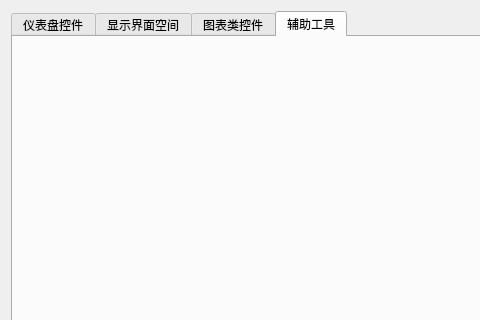
Qt form Exmaple/examplewidget.ui (kevinlq/LQFramKit) before a commit; both pictures show x 0 to 480 and y 0 to 320 of the 656 by 578 pixel window.
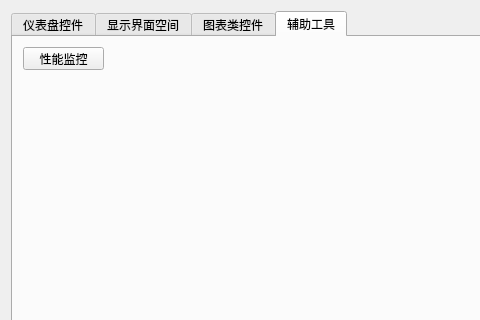
The same form after that commit. The open tabs and pages were chosen to show the change.

Commit message: 添加了性能监测工具

Diff of the .ui file:
```diff
--- a/Exmaple/examplewidget.ui
+++ b/Exmaple/examplewidget.ui
@@ -105,6 +105,19 @@
         <attribute name="title">
          <string>辅助工具</string>
         </attribute>
+        <widget class="QPushButton" name="pushButton_6">
+         <property name="geometry">
+          <rect>
+           <x>10</x>
+           <y>10</y>
+           <width>81</width>
+           <height>23</height>
+          </rect>
+         </property>
+         <property name="text">
+          <string>性能监控</string>
+         </property>
+        </widget>
        </widget>
       </widget>
      </item>
```
Left out of the diff: 2 changed lines with no effect on the pictures. The commit also changes 14 other files.
